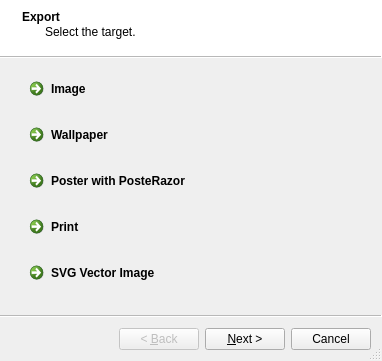
Above: App/ExportWizard.ui from enricoros/fotowall before the change. Below: the same form after it.
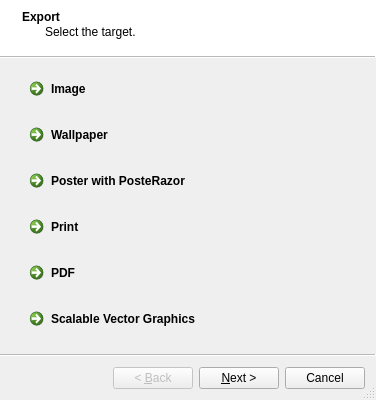
That is the form after the change.

Commit message: Work in progress to export PDF files and redo printing.

Patch:
```diff
--- a/App/ExportWizard.ui
+++ b/App/ExportWizard.ui
@@ -6,8 +6,8 @@
    <rect>
     <x>0</x>
     <y>0</y>
-    <width>382</width>
-    <height>361</height>
+    <width>376</width>
+    <height>374</height>
    </rect>
   </property>
   <property name="windowTitle">
@@ -94,6 +94,22 @@
       </property>
      </widget>
     </item>
+    <item>
+     <widget class="QCommandLinkButton" name="clPdf">
+      <property name="minimumSize">
+       <size>
+        <width>0</width>
+        <height>40</height>
+       </size>
+      </property>
+      <property name="text">
+       <string>PDF</string>
+      </property>
+      <property name="nextPageId" stdset="0">
+       <number>6</number>
+      </property>
+     </widget>
+    </item>
     <item>
      <widget class="QCommandLinkButton" name="clSvg">
       <property name="minimumSize">
@@ -103,7 +119,7 @@
        </size>
       </property>
       <property name="text">
-       <string>SVG Vector Image</string>
+       <string>Scalable Vector Graphics</string>
       </property>
       <property name="nextPageId" stdset="0">
        <number>5</number>
```
Left out of the diff: 30 changed lines with no effect on the pictures. The commit also changes 4 other files.
